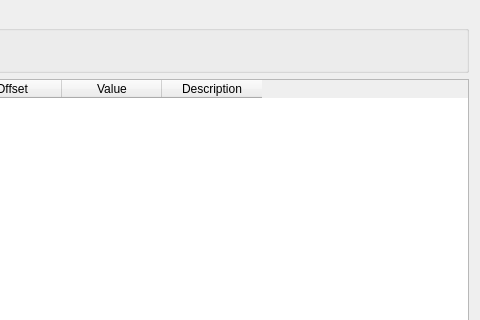
This is NetworkViewer/ModuleConfigurationView.ui in glocklueng/openecosys as Qt 5 draws it before an edit; both pictures show x 450 to 930 and y 0 to 320 of the 930 by 561 pixel window. The edited form follows.
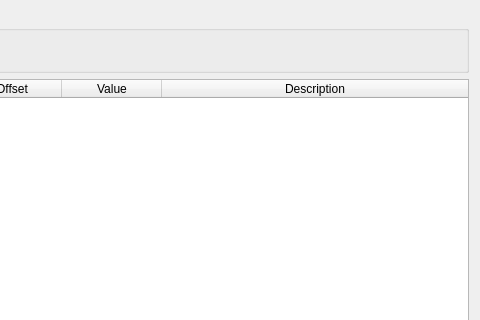
This is the edited form.

Commit message: First prototype of dynamic slider called from script workingà

What changed in the file:
```diff
--- a/NetworkViewer/ModuleConfigurationView.ui
+++ b/NetworkViewer/ModuleConfigurationView.ui
@@ -58,6 +58,12 @@
      <property name="dragDropMode">
       <enum>QAbstractItemView::DragOnly</enum>
      </property>
+     <attribute name="horizontalHeaderMinimumSectionSize">
+      <number>20</number>
+     </attribute>
+     <attribute name="horizontalHeaderStretchLastSection">
+      <bool>true</bool>
+     </attribute>
      <column>
       <property name="text">
        <string>Activated</string>
```
The commit also changes 5 other files.
